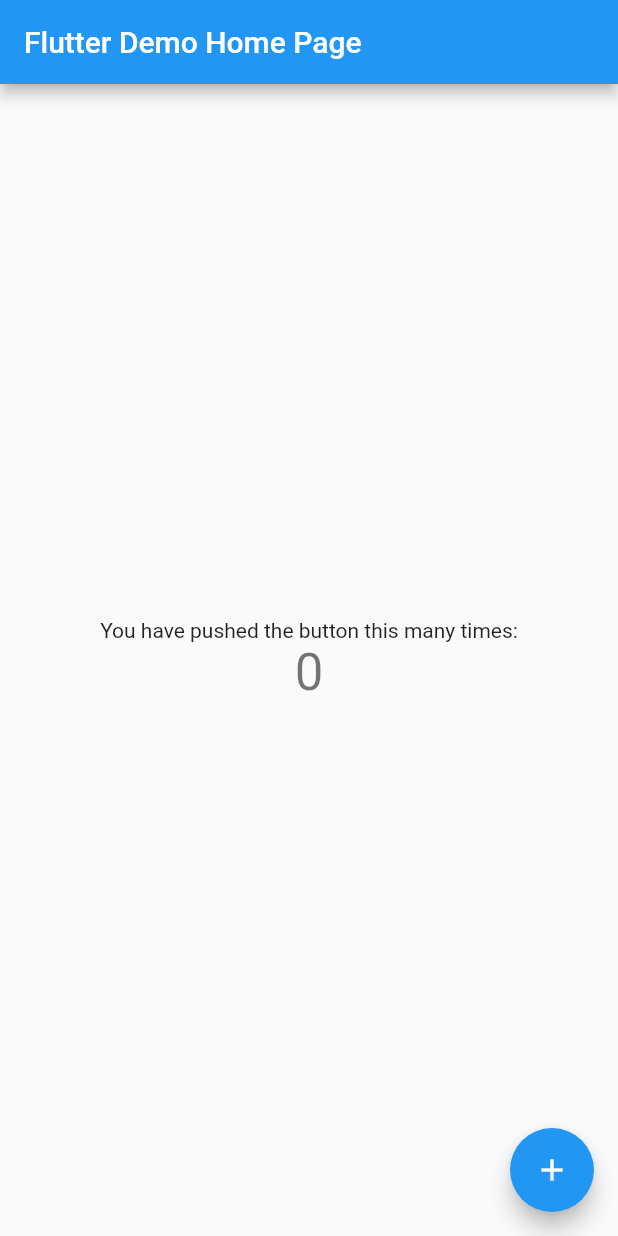
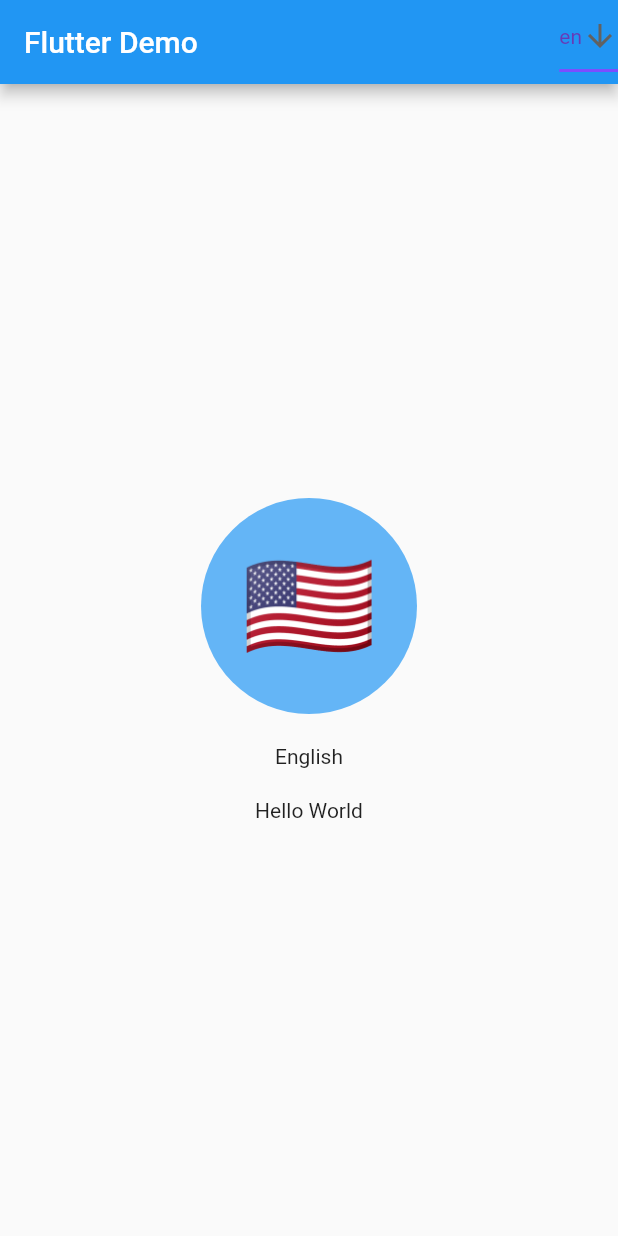
Before and after one commit to saad0259/store_management, a Flutter app: the screen it shows after launch, on a phone screen of 412 x 824 dp. Run offline on Flutter 3.47's test engine with Material 2 defaults, Android fonts, the phone set to English and light mode, and no system bars; our stand-ins replace flutter_mobx, mobx; generated files the repository leaves out were written again.

Commit message:
tested localization

```diff
--- /dev/null
+++ b/l10n.yaml
@@ -0,0 +1,3 @@
+arb-dir: lib/l10n
+template-arb-file: app_en.arb
+output-localization-file: app_localizations.dart
--- /dev/null
+++ b/lib/l10n/app_ar.arb
@@ -0,0 +1,5 @@
+{
+
+    "language": "العربية",
+    "greeting": "مرحبا"
+}
--- /dev/null
+++ b/lib/l10n/app_en.arb
@@ -0,0 +1,11 @@
+{
+
+    "language": "English",
+    "@language": {
+        "desctiption": "The Current Language"
+    },
+    "greeting": "Hello World",
+    "@greeting": {
+        "desctiption": "Just Greeting"
+    }
+}
--- /dev/null
+++ b/lib/l10n/app_ur.arb
@@ -0,0 +1,4 @@
+{
+    "language":"اردو",
+    "greeting":"خوش آمدید"
+}
--- /dev/null
+++ b/lib/l10n/l10n.dart
@@ -0,0 +1,25 @@
+import 'package:flutter/material.dart';
+
+class L10n {
+  List<Locale> all;
+
+  L10n()
+      : all = const [
+          Locale('en'),
+          Locale('ar'),
+          Locale('ur'),
+        ];
+
+  static String getFlag(String code) {
+    switch (code) {
+      case 'en':
+        return '🇺🇸';
+      case 'ar':
+        return '🇸🇩';
+      case 'ur':
+        return '🇵🇰';
+      default:
+        return '🇺🇸';
+    }
+  }
+}
--- a/lib/main.dart
+++ b/lib/main.dart
@@ -1,4 +1,10 @@
 import 'package:flutter/material.dart';
+import 'package:flutter_gen/gen_l10n/app_localizations.dart';
+import 'package:flutter_localizations/flutter_localizations.dart';
+import 'package:flutter_mobx/flutter_mobx.dart';
+
+import 'l10n/l10n.dart';
+import 'stores/locale_store.dart';
 
 void main() {
   runApp(const MyApp());
@@ -10,8 +16,11 @@
   // This widget is the root of your application.
   @override
   Widget build(BuildContext context) {
+    final LocaleStore localeStore = LocaleStore();
+    // final LocaleProvider localeProvider = Provider.of<LocaleProvider>(context);
+    return Observer(builder: (_) {
       return MaterialApp(
-      title: 'Flutter Demo',
+        debugShowCheckedModeBanner: false,
         theme: ThemeData(
           // This is the theme of your application.
           //
@@ -24,92 +33,108 @@
           // is not restarted.
           primarySwatch: Colors.blue,
         ),
-      home: const MyHomePage(title: 'Flutter Demo Home Page'),
+        supportedLocales: L10n().all,
+        locale: localeStore.locale,
+        localizationsDelegates: const [
+          AppLocalizations.delegate,
+          GlobalMaterialLocalizations.delegate,
+          GlobalWidgetsLocalizations.delegate,
+          ...GlobalCupertinoLocalizations.delegates,
+        ],
+        home: MyHomePage(
+          localeStore: localeStore,
+        ),
+      );
+    });
+  }
+}
+
+class MyHomePage extends StatelessWidget {
+  MyHomePage({Key? key, required this.localeStore}) : super(key: key);
+  final LocaleStore localeStore;
+
+  @override
+  Widget build(BuildContext context) {
+    ThemeData theme = Theme.of(context);
+    final double screenWidth = MediaQuery.of(context).size.width;
+    final double screenHeight = MediaQuery.of(context).size.height;
+
+    return SafeArea(
+        child: Scaffold(
+      appBar: AppBar(
+        title: const Text('Flutter Demo'),
+        actions: [
+          LanguagePicker(
+            localeStore: localeStore,
+          )
+        ],
+      ),
+      body: SizedBox(
+        width: screenWidth,
+        child: Column(
+          mainAxisAlignment: MainAxisAlignment.center,
+          crossAxisAlignment: CrossAxisAlignment.center,
+          children: [
+            const LanguageWidget(),
+            const SizedBox(height: 20),
+            Text(
+              AppLocalizations.of(context)!.language,
+            ),
+            const SizedBox(height: 20),
+            Text(AppLocalizations.of(context)!.greeting)
+          ],
+        ),
+      ),
+    ));
+  }
+}
+
+class LanguageWidget extends StatelessWidget {
+  const LanguageWidget({Key? key}) : super(key: key);
+
+  @override
+  Widget build(BuildContext context) {
+    final Locale locale = Localizations.localeOf(context);
+    final flag = L10n.getFlag(locale.languageCode);
+    return Center(
+      child: CircleAvatar(
+          backgroundColor: Colors.blue.shade300,
+          radius: 72,
+          child: Text(
+            flag,
+            style: const TextStyle(fontSize: 72),
+          )),
     );
   }
 }
 
-class MyHomePage extends StatefulWidget {
-  const MyHomePage({Key? key, required this.title}) : super(key: key);
-
-  // This widget is the home page of your application. It is stateful, meaning
-  // that it has a State object (defined below) that contains fields that affect
-  // how it looks.
-
-  // This class is the configuration for the state. It holds the values (in this
-  // case the title) provided by the parent (in this case the App widget) and
-  // used by the build method of the State. Fields in a Widget subclass are
-  // always marked "final".
-
-  final String title;
-
-  @override
-  State<MyHomePage> createState() => _MyHomePageState();
-}
-
-class _MyHomePageState extends State<MyHomePage> {
-  int _counter = 0;
-
-  void _incrementCounter() {
-    setState(() {
-      // This call to setState tells the Flutter framework that something has
-      // changed in this State, which causes it to rerun the build method below
-      // so that the display can reflect the updated values. If we changed
-      // _counter without calling setState(), then the build method would not be
-      // called again, and so nothing would appear to happen.
-      _counter++;
-    });
-  }
+class LanguagePicker extends StatelessWidget {
+  const LanguagePicker({Key? key, required this.localeStore}) : super(key: key);
+  final LocaleStore localeStore;
 
   @override
   Widget build(BuildContext context) {
-    // This method is rerun every time setState is called, for instance as done
-    // by the _incrementCounter method above.
-    //
-    // The Flutter framework has been optimized to make rerunning build methods
-    // fast, so that you can just rebuild anything that needs updating rather
-    // than having to individually change instances of widgets.
-    return Scaffold(
-      appBar: AppBar(
-        // Here we take the value from the MyHomePage object that was created by
-        // the App.build method, and use it to set our appbar title.
-        title: Text(widget.title),
+    return Observer(builder: (_) {
+      return DropdownButton<Locale>(
+        value: localeStore.locale,
+        icon: const Icon(Icons.arrow_downward),
+        iconSize: 24,
+        elevation: 16,
+        style: const TextStyle(color: Colors.deepPurple),
+        underline: Container(
+          height: 2,
+          color: Colors.deepPurpleAccent,
         ),
-      body: Center(
-        // Center is a layout widget. It takes a single child and positions it
-        // in the middle of the parent.
-        child: Column(
-          // Column is also a layout widget. It takes a list of children and
-          // arranges them vertically. By default, it sizes itself to fit its
-          // children horizontally, and tries to be as tall as its parent.
-          //
-          // Invoke "debug painting" (press "p" in the console, choose the
-          // "Toggle Debug Paint" action from the Flutter Inspector in Android
-          // Studio, or the "Toggle Debug Paint" command in Visual Studio Code)
-          // to see the wireframe for each widget.
-          //
-          // Column has various properties to control how it sizes itself and
-          // how it positions its children. Here we use mainAxisAlignment to
-          // center the children vertically; the main axis here is the vertical
-          // axis because Columns are vertical (the cross axis would be
-          // horizontal).
-          mainAxisAlignment: MainAxisAlignment.center,
-          children: <Widget>[
-            const Text(
-              'You have pushed the button this many times:',
-            ),
-            Text(
-              '$_counter',
-              style: Theme.of(context).textTheme.headline4,
-            ),
-          ],
-        ),
-      ),
-      floatingActionButton: FloatingActionButton(
-        onPressed: _incrementCounter,
-        tooltip: 'Increment',
-        child: const Icon(Icons.add),
-      ), // This trailing comma makes auto-formatting nicer for build methods.
+        onChanged: (Locale? newValue) {
+          localeStore.locale = newValue ?? L10n().all.first;
+        },
+        items: L10n().all.map<DropdownMenuItem<Locale>>((Locale value) {
+          return DropdownMenuItem<Locale>(
+            value: value,
+            child: Text(value.languageCode),
           );
+        }).toList(),
+      );
+    });
   }
 }
--- /dev/null
+++ b/lib/stores/locale_store.dart
@@ -0,0 +1,19 @@
+import 'package:flutter/material.dart';
+import 'package:mobx/mobx.dart';
+part 'locale_store.g.dart';
+
+class LocaleStore = _LocaleStoreBase with _$LocaleStore;
+
+abstract class _LocaleStoreBase with Store {
+  @observable
+  Locale locale = const Locale('en');
+  @action
+  setLocale(Locale value) => locale = value;
+
+  @observable
+  String dropDownValue = 'One';
+  @action
+  setdropDownValue(String value) => dropDownValue = value;
+
+  List<String> numbers = ['One', 'Two', 'Free', 'Four'];
+}
```
Also changed, not shown: pubspec.yaml (+9 -1 lines), lib/stores/locale_store.g.dart (added), pubspec.lock. Lines whose indentation alone changed are shown as unchanged.
